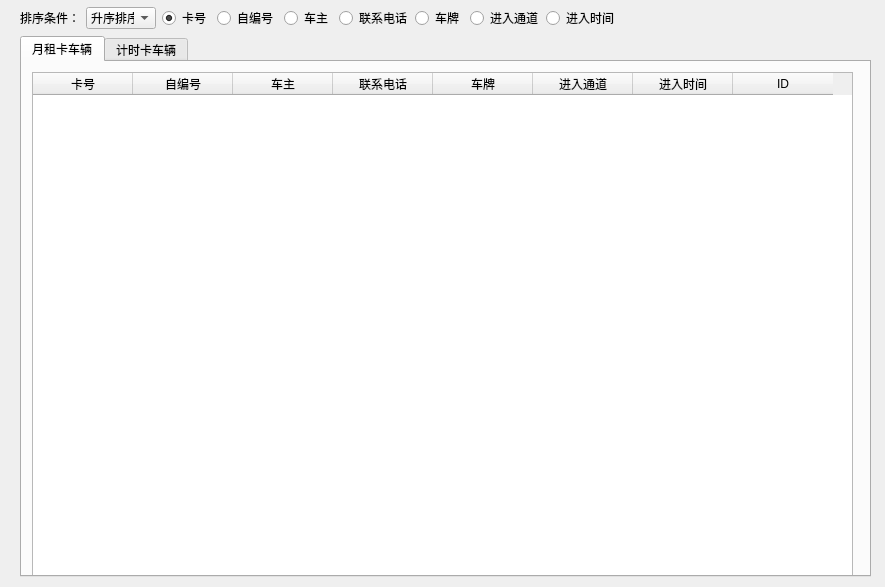
Anne081031/WinParkUI, file Dialog/dlgstaying.ui: the form before one commit.
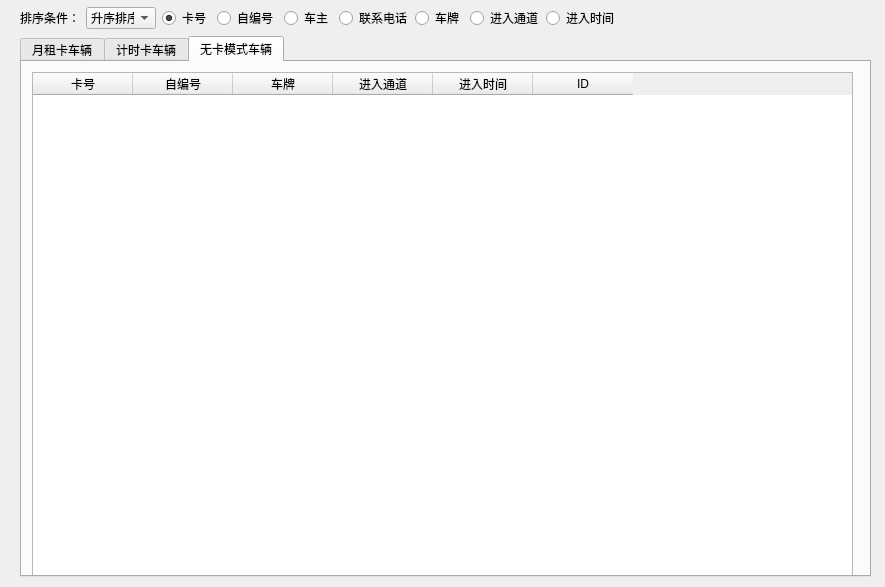
The form after the commit. The open tabs and pages were chosen to show the change.

```diff
--- a/Dialog/dlgstaying.ui
+++ b/Dialog/dlgstaying.ui
@@ -131,6 +131,54 @@
      </column>
     </widget>
    </widget>
+   <widget class="QWidget" name="tab_3">
+    <attribute name="title">
+     <string>无卡模式车辆</string>
+    </attribute>
+    <widget class="QTableWidget" name="tableWidgetNoCard">
+     <property name="geometry">
+      <rect>
+       <x>10</x>
+       <y>10</y>
+       <width>821</width>
+       <height>511</height>
+      </rect>
+     </property>
+     <property name="toolTip">
+      <string>单击【卡号】单元格，查看对应车辆图片。</string>
+     </property>
+     <column>
+      <property name="text">
+       <string>卡号</string>
+      </property>
+     </column>
+     <column>
+      <property name="text">
+       <string>自编号</string>
+      </property>
+     </column>
+     <column>
+      <property name="text">
+       <string>车牌</string>
+      </property>
+     </column>
+     <column>
+      <property name="text">
+       <string>进入通道</string>
+      </property>
+     </column>
+     <column>
+      <property name="text">
+       <string>进入时间</string>
+      </property>
+     </column>
+     <column>
+      <property name="text">
+       <string>ID</string>
+      </property>
+     </column>
+    </widget>
+   </widget>
   </widget>
   <widget class="QWidget" name="layoutWidget">
    <property name="geometry">
```
